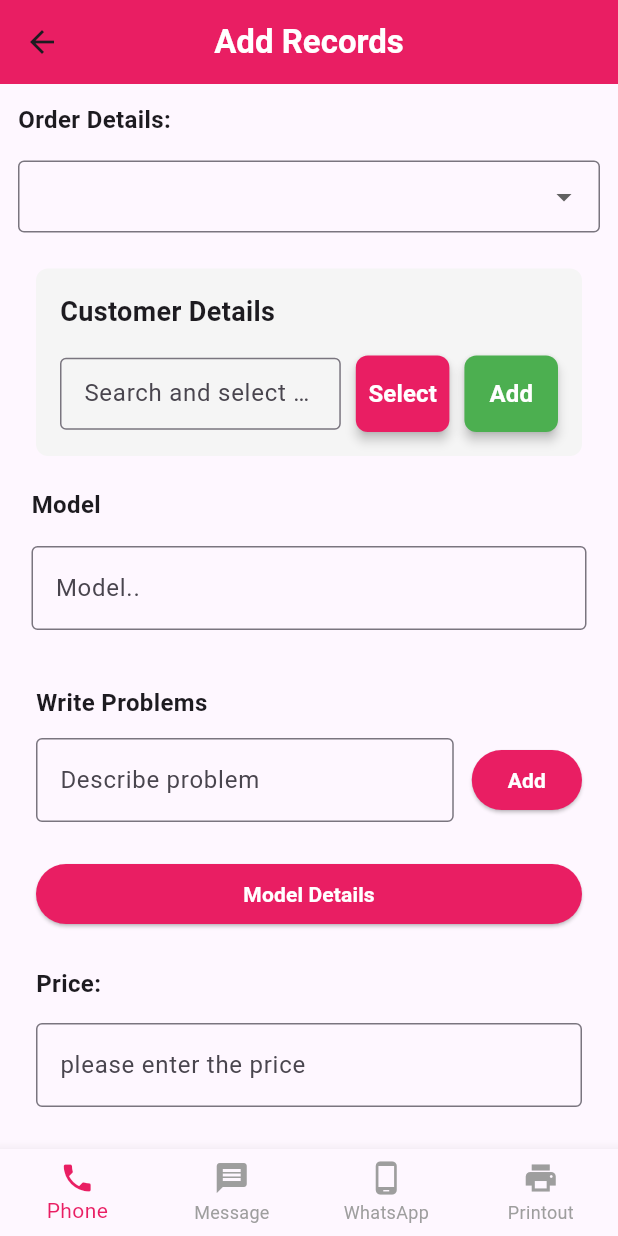
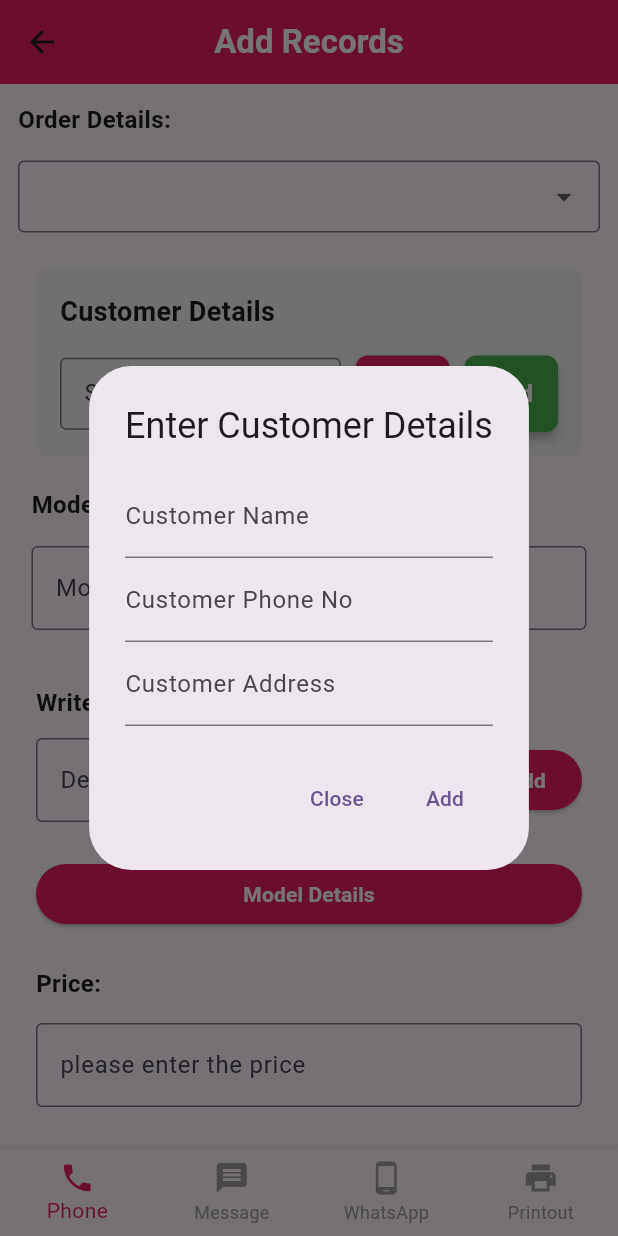
Before and after one commit to priyanshu334/emRepair, a Flutter app: the AddRecords screen opened directly, after a tap on "Add", on a phone screen of 412 x 824 dp. Run offline on Flutter 3.47's test engine with Material 3 defaults, Android fonts, the phone set to English and light mode, and no system bars; our stand-ins replace shared_preferences; accounts and stored records are empty.

Commit message:
bottom nav and customer add done

```diff
--- a/lib/components/bottom_nav.dart
+++ b/lib/components/bottom_nav.dart
@@ -1,4 +1,5 @@
 import 'package:flutter/material.dart';
+import 'package:url_launcher/url_launcher.dart';
 
 class BottomNav extends StatelessWidget {
   final int selectedIndex;
@@ -9,6 +10,43 @@ class BottomNav extends StatelessWidget {
     required this.selectedIndex,
     required this.onItemTapped,
   });
+
+  // Function to launch different apps based on index
+  void _launchApp(int index) async {
+    final Uri phoneUri = Uri(scheme: 'tel', path: '1234567890'); // Phone number to dial
+    final Uri messageUri = Uri(scheme: 'sms', path: '1234567890'); // Phone number for SMS
+    final Uri whatsappUri = Uri.parse('https://wa.me/1234567890'); // WhatsApp link
+    final Uri printUri = Uri.parse('https://example.com'); // Placeholder for Printout
+
+    try {
+      switch (index) {
+        case 0: // Phone
+          if (!await launchUrl(phoneUri)) {
+            throw 'Could not launch $phoneUri';
+          }
+          break;
+        case 1: // Message
+          if (!await launchUrl(messageUri)) {
+            throw 'Could not launch $messageUri';
+          }
+          break;
+        case 2: // WhatsApp
+          if (!await launchUrl(whatsappUri)) {
+            throw 'Could not launch $whatsappUri';
+          }
+          break;
+        case 3: // Printout
+          if (!await launchUrl(printUri)) {
+            throw 'Could not launch $printUri';
+          }
+          break;
+        default:
+          break;
+      }
+    } catch (e) {
+      debugPrint('Error launching URL: $e');
+    }
+  }
 
   @override
   Widget build(BuildContext context) {
@@ -32,7 +70,10 @@ class BottomNav extends StatelessWidget {
         ),
       ],
       currentIndex: selectedIndex,
-      onTap: onItemTapped,
+      onTap: (index) {
+        _launchApp(index); // Launch app on tap
+        onItemTapped(index); // Call the callback function
+      },
       selectedItemColor: Colors.pink,
       unselectedItemColor: Colors.grey,
       showUnselectedLabels: true,
--- a/lib/components/customer_details.dart
+++ b/lib/components/customer_details.dart
@@ -1,13 +1,73 @@
 import 'package:flutter/material.dart';
+import 'package:shared_preferences/shared_preferences.dart';
 
 class CustomerDetails extends StatefulWidget {
   const CustomerDetails({super.key});
+
   @override
   State<CustomerDetails> createState() => _CustomerDetailsState();
 }
 
 class _CustomerDetailsState extends State<CustomerDetails> {
   final TextEditingController _controller = TextEditingController();
+
+  // Method to show the dialog for adding customer details
+  void _showAddCustomerDialog() {
+    final TextEditingController nameController = TextEditingController();
+    final TextEditingController phoneController = TextEditingController();
+    final TextEditingController addressController = TextEditingController();
+
+    showDialog(
+      context: context,
+      builder: (BuildContext context) {
+        return AlertDialog(
+          title: const Text("Enter Customer Details"),
+          content: Column(
+            mainAxisSize: MainAxisSize.min,
+            children: [
+              TextField(
+                controller: nameController,
+                decoration: const InputDecoration(labelText: "Customer Name"),
+              ),
+              TextField(
+                controller: phoneController,
+                decoration: const InputDecoration(labelText: "Customer Phone No"),
+                keyboardType: TextInputType.phone,
+              ),
+              TextField(
+                controller: addressController,
+                decoration: const InputDecoration(labelText: "Customer Address"),
+              ),
+            ],
+          ),
+          actions: [
+            TextButton(
+              onPressed: () {
+                Navigator.pop(context); // Close the dialog without saving
+              },
+              child: const Text("Close"),
+            ),
+            TextButton(
+              onPressed: () async {
+                // Save customer details to SharedPreferences
+                final SharedPreferences prefs = await SharedPreferences.getInstance();
+                await prefs.setString('customer_name', nameController.text);
+                await prefs.setString('customer_phone', phoneController.text);
+                await prefs.setString('customer_address', addressController.text);
+
+                ScaffoldMessenger.of(context).showSnackBar(
+                  SnackBar(content: Text('Customer Added: ${nameController.text}')),
+                );
+
+                Navigator.pop(context); // Close the dialog after saving
+              },
+              child: const Text("Add"),
+            ),
+          ],
+        );
+      },
+    );
+  }
 
   @override
   Widget build(BuildContext context) {
@@ -81,9 +141,7 @@ class _CustomerDetailsState extends State<CustomerDetails> {
                   Expanded(
                     flex: 1,
                     child: ElevatedButton(
-                      onPressed: () {
-                        // Handle the "Add" button action here
-                      },
+                      onPressed: _showAddCustomerDialog, // Show the dialog on click
                       style: ElevatedButton.styleFrom(
                         backgroundColor: Colors.green,
                         elevation: 3,
--- a/lib/pages/Add_records.dart
+++ b/lib/pages/Add_records.dart
@@ -26,6 +26,9 @@ class _AddRecordsState extends State<AddRecords> {
   String? _selectedStatus;
 
   // Handle bottom navigation bar taps
+  void onsubmit(){
+
+  }
   void _onItemTapped(int index) {
     setState(() {
       _selectedIndex = index;
@@ -117,6 +120,16 @@ class _AddRecordsState extends State<AddRecords> {
                     hintText: "Device Warranty",
                   ),
                 ),
+                const SizedBox(height: 20,),
+                Center(
+                  child: ElevatedButton(onPressed: onsubmit,
+                  style: ElevatedButton.styleFrom(
+                    backgroundColor: Colors.pink,
+                    padding: const EdgeInsets.symmetric(horizontal: 50,vertical: 15)
+                  ),
+
+                   child: Text("Submit",style: TextStyle(fontSize: 16 ,fontWeight: FontWeight.bold),)),
+                )
               ],
             ),
           ),
--- a/pubspec.yaml
+++ b/pubspec.yaml
@@ -37,6 +37,8 @@ dependencies:
   cupertino_icons: ^1.0.8
   font_awesome_flutter: ^10.8.0
   intl: ^0.20.1
+  shared_preferences: ^2.3.4
+  url_launcher: ^6.3.1
 
 dev_dependencies:
   flutter_test:
```
Also changed, not shown: pubspec.lock, 5 other files.
